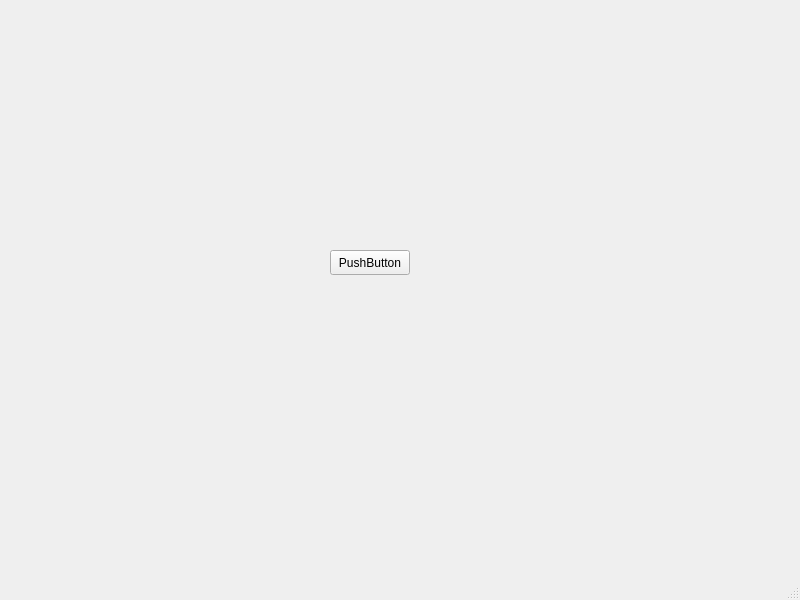
This is MainWindow.ui in alxtz/DatabaseConnectUI as Qt 5 draws it before an edit. The edited form follows.
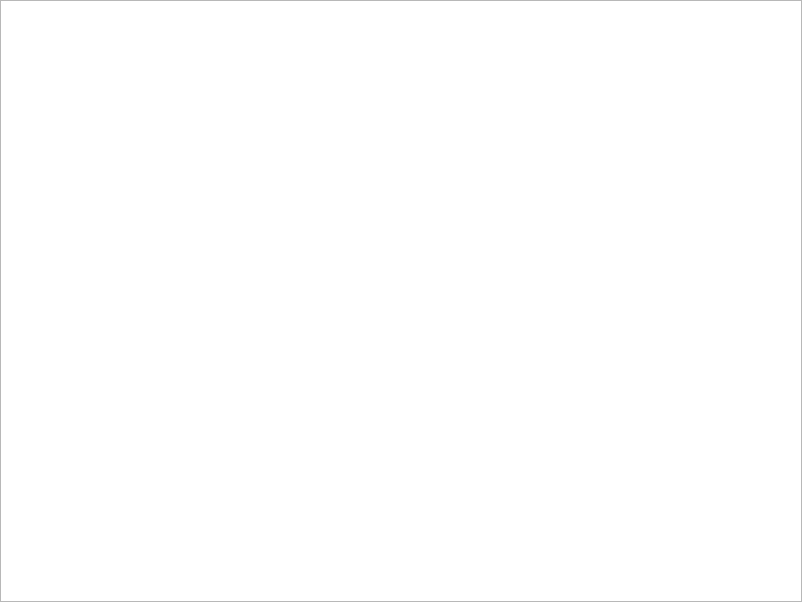
This is the edited form.

```diff
--- a/MainWindow.ui
+++ b/MainWindow.ui
@@ -6,39 +6,25 @@
    <rect>
     <x>0</x>
     <y>0</y>
-    <width>800</width>
-    <height>600</height>
+    <width>802</width>
+    <height>602</height>
    </rect>
   </property>
   <property name="windowTitle">
    <string>MainWindow</string>
   </property>
   <widget class="QWidget" name="centralwidget">
-   <widget class="QPushButton" name="pushButton">
+   <widget class="QGraphicsView" name="graphicsView">
     <property name="geometry">
      <rect>
-      <x>330</x>
-      <y>250</y>
-      <width>80</width>
-      <height>25</height>
+      <x>0</x>
+      <y>0</y>
+      <width>802</width>
+      <height>602</height>
      </rect>
     </property>
-    <property name="text">
-     <string>PushButton</string>
-    </property>
    </widget>
   </widget>
-  <widget class="QMenuBar" name="menubar">
-   <property name="geometry">
-    <rect>
-     <x>0</x>
-     <y>0</y>
-     <width>800</width>
-     <height>22</height>
-    </rect>
-   </property>
-  </widget>
-  <widget class="QStatusBar" name="statusbar"/>
  </widget>
  <resources/>
  <connections/>
```
